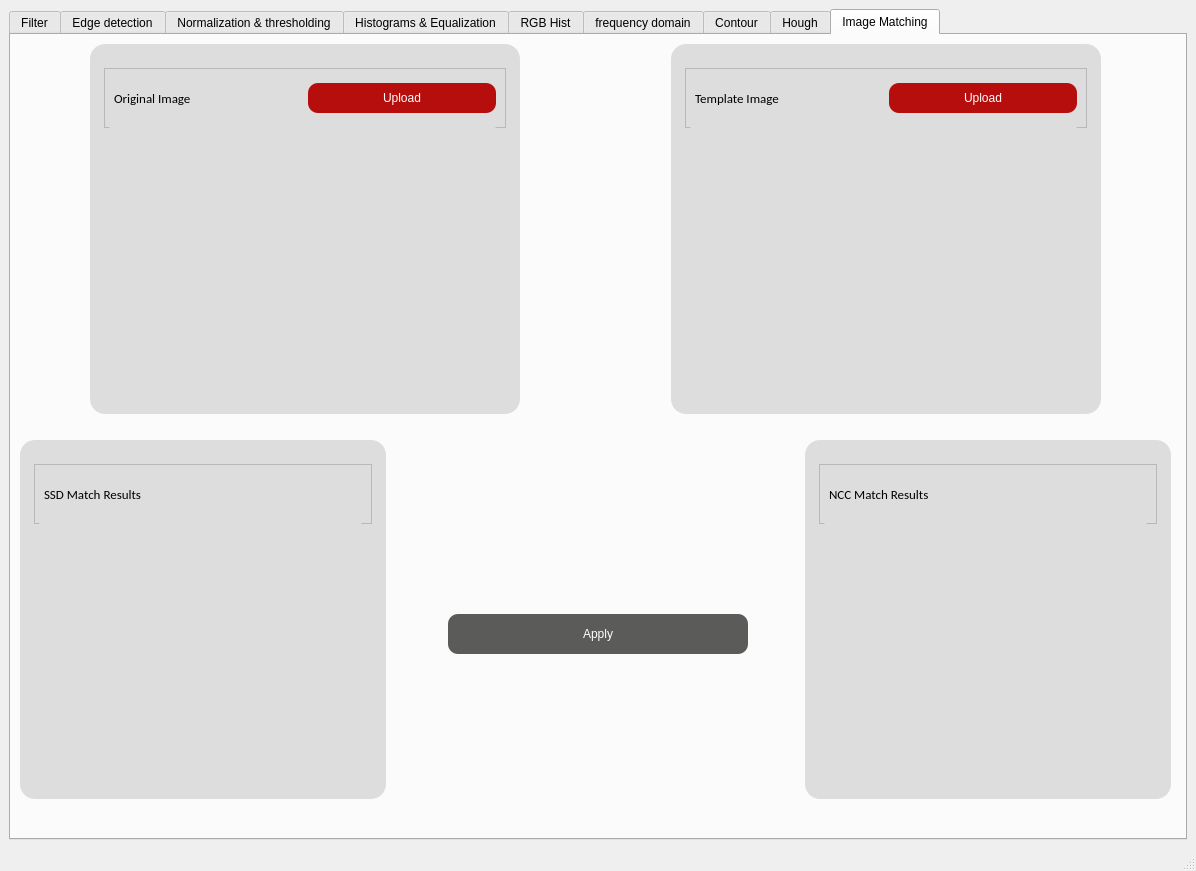
This is task1.ui in Mohamed-hazem-mahrous/computer_vision_toolkit as Qt 5 draws it before an edit. The edited form follows.
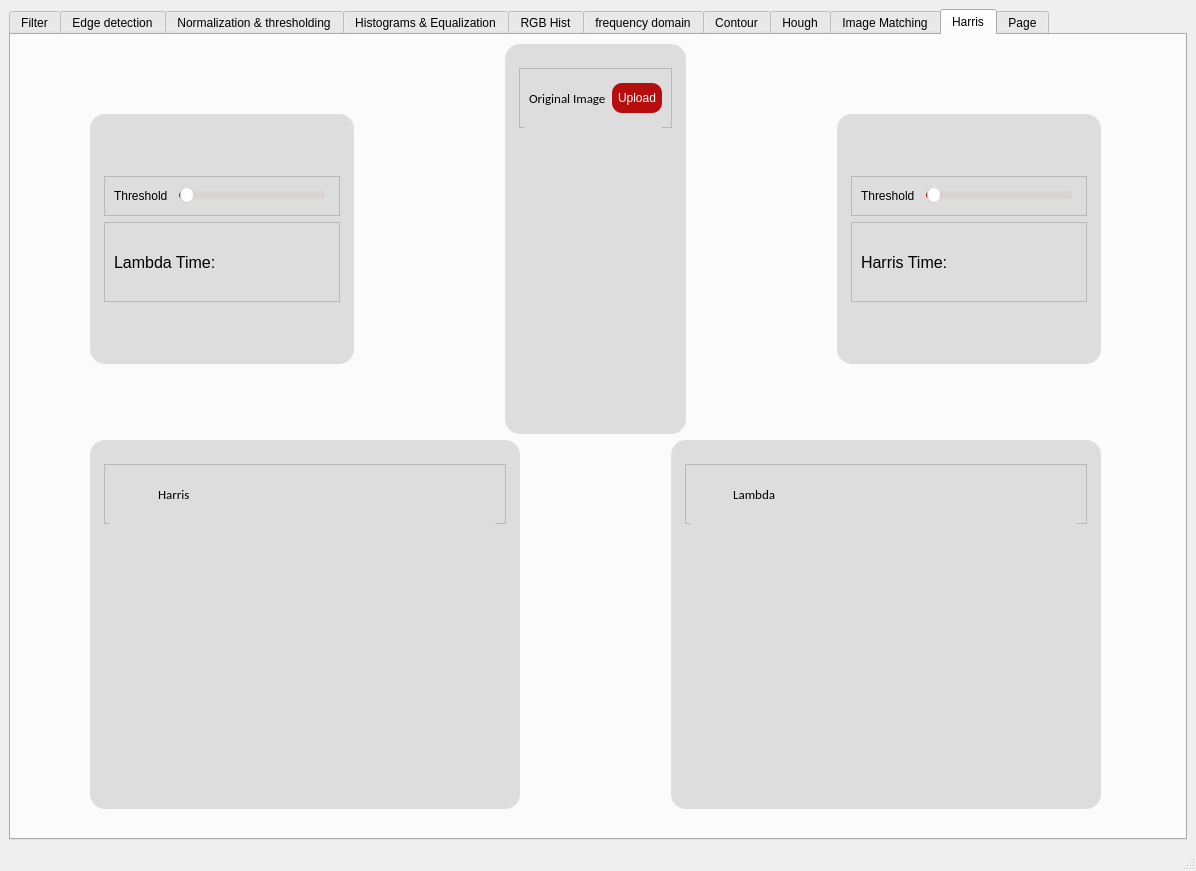
This is the edited form. Icons and pictures are not drawn. Custom widgets are drawn as their Qt base class.

The edit to the form file:
```diff
--- a/task1.ui
+++ b/task1.ui
@@ -24,7 +24,7 @@
        <string>&lt;html&gt;&lt;head/&gt;&lt;body&gt;&lt;p&gt;gg&lt;/p&gt;&lt;/body&gt;&lt;/html&gt;</string>
       </property>
       <property name="currentIndex">
-       <number>8</number>
+       <number>9</number>
       </property>
       <widget class="QWidget" name="tab">
        <attribute name="title">
@@ -5862,6 +5862,846 @@
         </item>
        </layout>
       </widget>
+      <widget class="QWidget" name="tab_10">
+       <attribute name="title">
+        <string>Harris</string>
+       </attribute>
+       <layout class="QGridLayout" name="gridLayout_15">
+        <item row="0" column="0">
+         <layout class="QHBoxLayout" name="horizontalLayout_6">
+          <item>
+           <layout class="QHBoxLayout" name="horizontalLayout_70">
+            <property name="leftMargin">
+             <number>70</number>
+            </property>
+            <property name="topMargin">
+             <number>70</number>
+            </property>
+            <property name="rightMargin">
+             <number>70</number>
+            </property>
+            <property name="bottomMargin">
+             <number>70</number>
+            </property>
+            <item>
+             <widget class="QGroupBox" name="groupBox_62">
+              <property name="styleSheet">
+               <string notr="true">QGroupBox {
+  width: 65vw;
+  height: 90vh;
+  background-color:#dddddd;
+  border-radius: 15px;
+  padding: 5px; /* Adjust padding as needed */
+  margin-right: 5px;
+}
+
+/* You may need to adjust the sub-controls styles based on your specific requirements */
+QGroupBox::title {
+  subcontrol-origin: margin;
+  subcontrol-position: top center;
+  padding: 0 3px;
+}
+
+QGroupBox::indicator {
+  width: 13px;
+  height: 13px;
+}
+
+
+</string>
+              </property>
+              <property name="title">
+               <string/>
+              </property>
+              <layout class="QGridLayout" name="gridLayout_139">
+               <item row="0" column="0">
+                <layout class="QGridLayout" name="gridLayout_152">
+                 <item row="0" column="0">
+                  <layout class="QGridLayout" name="gridLayout_153">
+                   <item row="1" column="0">
+                    <widget class="QFrame" name="frame_57">
+                     <property name="maximumSize">
+                      <size>
+                       <width>16777215</width>
+                       <height>80</height>
+                      </size>
+                     </property>
+                     <property name="frameShape">
+                      <enum>QFrame::StyledPanel</enum>
+                     </property>
+                     <property name="frameShadow">
+                      <enum>QFrame::Raised</enum>
+                     </property>
+                     <layout class="QGridLayout" name="gridLayout_154">
+                      <item row="0" column="0">
+                       <widget class="QLabel" name="SNR_label_20">
+                        <property name="maximumSize">
+                         <size>
+                          <width>16777215</width>
+                          <height>40</height>
+                         </size>
+                        </property>
+                        <property name="font">
+                         <font>
+                          <pointsize>12</pointsize>
+                         </font>
+                        </property>
+                        <property name="styleSheet">
+                         <string notr="true"/>
+                        </property>
+                        <property name="text">
+                         <string>Lambda Time:</string>
+                        </property>
+                        <property name="textFormat">
+                         <enum>Qt::AutoText</enum>
+                        </property>
+                       </widget>
+                      </item>
+                      <item row="0" column="1">
+                       <widget class="QLabel" name="lambda_time">
+                        <property name="font">
+                         <font>
+                          <pointsize>10</pointsize>
+                         </font>
+                        </property>
+                        <property name="text">
+                         <string/>
+                        </property>
+                       </widget>
+                      </item>
+                     </layout>
+                    </widget>
+                   </item>
+                   <item row="0" column="0">
+                    <widget class="QFrame" name="frame_59">
+                     <property name="maximumSize">
+                      <size>
+                       <width>16777215</width>
+                       <height>40</height>
+                      </size>
+                     </property>
+                     <property name="frameShape">
+                      <enum>QFrame::StyledPanel</enum>
+                     </property>
+                     <property name="frameShadow">
+                      <enum>QFrame::Raised</enum>
+                     </property>
+                     <layout class="QGridLayout" name="gridLayout_156">
+                      <item row="0" column="2">
+                       <layout class="QHBoxLayout" name="horizontalLayout_71">
+                        <property name="leftMargin">
+                         <number>5</number>
+                        </property>
+                        <property name="topMargin">
+                         <number>0</number>
+                        </property>
+                        <property name="rightMargin">
+                         <number>5</number>
+                        </property>
+                        <property name="bottomMargin">
+                         <number>0</number>
+                        </property>
+                        <item>
+                         <widget class="QSlider" name="Lambda_slider">
+                          <property name="styleSheet">
+                           <string notr="true">QSlider::groove {
+    border: 1px solid #bbbbbb;
+    background-color: #52595d;
+    border-radius: 4px;
+}
+QSlider::groove:horizontal {
+    height: 6px;
+}
+QSlider::groove:vertical {
+    width: 6px;
+}
+QSlider::handle:horizontal {
+    background: #ffffff;
+    border-style: solid;
+    border-width: 1px;
+    border-color: rgb(207,207,207);
+    width: 12px;
+    margin: -5px 0;
+    border-radius: 7px;
+}
+QSlider::handle:vertical {
+    background: #ffffff;
+    border-style: solid;
+    border-width: 1px;
+    border-color: rgb(207,207,207);
+    height: 12px;
+    margin: 0 -5px;
+    border-radius: 7px;
+}
+QSlider::add-page, QSlider::sub-page {
+    border: 1px transparent;
+    background-color: #52595d;
+    border-radius: 4px;
+}
+QSlider::add-page:horizontal {
+    background: qlineargradient(spread:pad, x1:0, y1:0, x2:0, y2:1, stop:0 #ddd5d5, stop:0.5 #dad3d3, stop:1 #ddd5d5);
+}
+QSlider::sub-page:horizontal {
+    background-color: qlineargradient(spread:pad, x1:0, y1:0, x2:1, y2:0, stop:0  rgb(182, 13, 13), stop:0.5  rgb(182, 13, 13), stop:1  rgb(182, 13, 13));
+}
+</string>
+                          </property>
+                          <property name="orientation">
+                           <enum>Qt::Horizontal</enum>
+                          </property>
+                         </widget>
+                        </item>
+                       </layout>
+                      </item>
+                      <item row="0" column="1">
+                       <widget class="QLabel" name="label_34">
+                        <property name="text">
+                         <string>Threshold</string>
+                        </property>
+                       </widget>
+                      </item>
+                     </layout>
+                    </widget>
+                   </item>
+                  </layout>
+                 </item>
+                </layout>
+               </item>
+              </layout>
+             </widget>
+            </item>
+           </layout>
+          </item>
+          <item>
+           <layout class="QHBoxLayout" name="horizontalLayout_48">
+            <property name="leftMargin">
+             <number>70</number>
+            </property>
+            <property name="rightMargin">
+             <number>70</number>
+            </property>
+            <item>
+             <widget class="QGroupBox" name="groupBox_48">
+              <property name="styleSheet">
+               <string notr="true">QGroupBox {
+  width: 65vw;
+  height: 90vh;
+  background-color:#dddddd;
+  border-radius: 15px;
+  padding: 5px; /* Adjust padding as needed */
+  margin-right: 5px;
+}
+
+/* You may need to adjust the sub-controls styles based on your specific requirements */
+QGroupBox::title {
+  subcontrol-origin: margin;
+  subcontrol-position: top center;
+  padding: 0 3px;
+}
+
+QGroupBox::indicator {
+  width: 13px;
+  height: 13px;
+}
+
+
+</string>
+              </property>
+              <property name="title">
+               <string/>
+              </property>
+              <layout class="QGridLayout" name="gridLayout_104">
+               <item row="0" column="0">
+                <layout class="QVBoxLayout" name="verticalLayout_24">
+                 <item>
+                  <widget class="QFrame" name="frame_38">
+                   <property name="minimumSize">
+                    <size>
+                     <width>0</width>
+                     <height>60</height>
+                    </size>
+                   </property>
+                   <property name="maximumSize">
+                    <size>
+                     <width>16777215</width>
+                     <height>40</height>
+                    </size>
+                   </property>
+                   <property name="frameShape">
+                    <enum>QFrame::StyledPanel</enum>
+                   </property>
+                   <property name="frameShadow">
+                    <enum>QFrame::Raised</enum>
+                   </property>
+                   <layout class="QGridLayout" name="gridLayout_105">
+                    <item row="0" column="0">
+                     <widget class="QLabel" name="label_26">
+                      <property name="minimumSize">
+                       <size>
+                        <width>0</width>
+                        <height>30</height>
+                       </size>
+                      </property>
+                      <property name="font">
+                       <font>
+                        <family>Calibri</family>
+                        <pointsize>10</pointsize>
+                       </font>
+                      </property>
+                      <property name="text">
+                       <string>Original Image</string>
+                      </property>
+                     </widget>
+                    </item>
+                    <item row="0" column="1">
+                     <layout class="QHBoxLayout" name="horizontalLayout_51">
+                      <property name="leftMargin">
+                       <number>0</number>
+                      </property>
+                      <property name="topMargin">
+                       <number>0</number>
+                      </property>
+                      <property name="rightMargin">
+                       <number>0</number>
+                      </property>
+                      <property name="bottomMargin">
+                       <number>0</number>
+                      </property>
+                      <item>
+                       <widget class="QPushButton" name="upload_btn">
+                        <property name="minimumSize">
+                         <size>
+                          <width>0</width>
+                          <height>30</height>
+                         </size>
+                        </property>
+                        <property name="styleSheet">
+                         <string notr="true">QPushButton {
+    width: 50%;
+    background-color: rgb(182, 13, 13); /* Replace with the corresponding color value for --dark-grey in your application */
+    color: white;
+    border-radius: 10px;
+    text-align: center;
+
+}
+
+QPushButton:hover {
+    background-color: white;
+color:red /* Replace with the corresponding color value for --darkest-color in your application */
+}
+</string>
+                        </property>
+                        <property name="text">
+                         <string>Upload</string>
+                        </property>
+                       </widget>
+                      </item>
+                     </layout>
+                    </item>
+                   </layout>
+                  </widget>
+                 </item>
+                 <item>
+                  <layout class="QHBoxLayout" name="horizontalLayout_52">
+                   <item>
+                    <widget class="QGroupBox" name="groupBox_49">
+                     <property name="styleSheet">
+                      <string notr="true">QGroupBox {
+    border: none; /* or border: 0; */
+}
+
+QGroupBox::title {
+    subcontrol-origin: margin;
+    subcontrol-position: top left;
+    padding: 0 5px; /* Optional padding for the title */
+}
+
+</string>
+                     </property>
+                     <property name="title">
+                      <string/>
+                     </property>
+                     <layout class="QGridLayout" name="gridLayout_108">
+                      <item row="0" column="0">
+                       <widget class="PlotWidget" name="Original_image" native="true"/>
+                      </item>
+                     </layout>
+                    </widget>
+                   </item>
+                  </layout>
+                 </item>
+                </layout>
+               </item>
+              </layout>
+             </widget>
+            </item>
+           </layout>
+          </item>
+          <item>
+           <layout class="QHBoxLayout" name="horizontalLayout_68">
+            <property name="leftMargin">
+             <number>70</number>
+            </property>
+            <property name="topMargin">
+             <number>70</number>
+            </property>
+            <property name="rightMargin">
+             <number>70</number>
+            </property>
+            <property name="bottomMargin">
+             <number>70</number>
+            </property>
+            <item>
+             <widget class="QGroupBox" name="groupBox_61">
+              <property name="styleSheet">
+               <string notr="true">QGroupBox {
+  width: 65vw;
+  height: 90vh;
+  background-color:#dddddd;
+  border-radius: 15px;
+  padding: 5px; /* Adjust padding as needed */
+  margin-right: 5px;
+}
+
+/* You may need to adjust the sub-controls styles based on your specific requirements */
+QGroupBox::title {
+  subcontrol-origin: margin;
+  subcontrol-position: top center;
+  padding: 0 3px;
+}
+
+QGroupBox::indicator {
+  width: 13px;
+  height: 13px;
+}
+
+
+</string>
+              </property>
+              <property name="title">
+               <string/>
+              </property>
+              <layout class="QGridLayout" name="gridLayout_138">
+               <item row="0" column="0">
+                <layout class="QGridLayout" name="gridLayout_147">
+                 <item row="0" column="0">
+                  <layout class="QGridLayout" name="gridLayout_148">
+                   <item row="1" column="0">
+                    <widget class="QFrame" name="frame_55">
+                     <property name="maximumSize">
+                      <size>
+                       <width>16777215</width>
+                       <height>80</height>
+                      </size>
+                     </property>
+                     <property name="frameShape">
+                      <enum>QFrame::StyledPanel</enum>
+                     </property>
+                     <property name="frameShadow">
+                      <enum>QFrame::Raised</enum>
+                     </property>
+                     <layout class="QGridLayout" name="gridLayout_150">
+                      <item row="0" column="1">
+                       <widget class="QLabel" name="Harris_time">
+                        <property name="maximumSize">
+                         <size>
+                          <width>16777215</width>
+                          <height>40</height>
+                         </size>
+                        </property>
+                        <property name="font">
+                         <font>
+                          <pointsize>10</pointsize>
+                         </font>
+                        </property>
+                        <property name="text">
+                         <string/>
+                        </property>
+                       </widget>
+                      </item>
+                      <item row="0" column="0">
+                       <widget class="QLabel" name="SNR_label_19">
+                        <property name="maximumSize">
+                         <size>
+                          <width>16777215</width>
+                          <height>40</height>
+                         </size>
+                        </property>
+                        <property name="font">
+                         <font>
+                          <pointsize>12</pointsize>
+                         </font>
+                        </property>
+                        <property name="styleSheet">
+                         <string notr="true"/>
+                        </property>
+                        <property name="text">
+                         <string>Harris Time:</string>
+                        </property>
+                        <property name="textFormat">
+                         <enum>Qt::AutoText</enum>
+                        </property>
+                       </widget>
+                      </item>
+                     </layout>
+                    </widget>
+                   </item>
+                   <item row="0" column="0">
+                    <widget class="QFrame" name="frame_56">
+                     <property name="maximumSize">
+                      <size>
+                       <width>16777215</width>
+                       <height>40</height>
+                      </size>
+                     </property>
+                     <property name="frameShape">
+                      <enum>QFrame::StyledPanel</enum>
+                     </property>
+                     <property name="frameShadow">
+                      <enum>QFrame::Raised</enum>
+                     </property>
+                     <layout class="QGridLayout" name="gridLayout_151">
+                      <item row="0" column="2">
+                       <layout class="QHBoxLayout" name="horizontalLayout_69">
+                        <property name="leftMargin">
+                         <number>5</number>
+                        </property>
+                        <property name="topMargin">
+                         <number>0</number>
+                        </property>
+                        <property name="rightMargin">
+                         <number>5</number>
+                        </property>
+                        <property name="bottomMargin">
+                         <number>0</number>
+                        </property>
+                        <item>
+                         <widget class="QSlider" name="harris_slider">
+                          <property name="styleSheet">
+                           <string notr="true">QSlider::groove {
+    border: 1px solid #bbbbbb;
+    background-color: #52595d;
+    border-radius: 4px;
+}
+QSlider::groove:horizontal {
+    height: 6px;
+}
+QSlider::groove:vertical {
+    width: 6px;
+}
+QSlider::handle:horizontal {
+    background: #ffffff;
+    border-style: solid;
+    border-width: 1px;
+    border-color: rgb(207,207,207);
+    width: 12px;
+    margin: -5px 0;
+    border-radius: 7px;
+}
+QSlider::handle:vertical {
+    background: #ffffff;
+    border-style: solid;
+    border-width: 1px;
+    border-color: rgb(207,207,207);
+    height: 12px;
+    margin: 0 -5px;
+    border-radius: 7px;
+}
+QSlider::add-page, QSlider::sub-page {
+    border: 1px transparent;
+    background-color: #52595d;
+    border-radius: 4px;
+}
+QSlider::add-page:horizontal {
+    background: qlineargradient(spread:pad, x1:0, y1:0, x2:0, y2:1, stop:0 #ddd5d5, stop:0.5 #dad3d3, stop:1 #ddd5d5);
+}
+QSlider::sub-page:horizontal {
+    background-color: qlineargradient(spread:pad, x1:0, y1:0, x2:1, y2:0, stop:0  rgb(182, 13, 13), stop:0.5  rgb(182, 13, 13), stop:1  rgb(182, 13, 13));
+}
+</string>
+                          </property>
+                          <property name="orientation">
+                           <enum>Qt::Horizontal</enum>
+                          </property>
+                         </widget>
+                        </item>
+                       </layout>
+                      </item>
+                      <item row="0" column="1">
+                       <widget class="QLabel" name="label_33">
+                        <property name="text">
+                         <string>Threshold</string>
+                        </property>
+                       </widget>
+                      </item>
+                     </layout>
+                    </widget>
+                   </item>
+                  </layout>
+                 </item>
+                </layout>
+               </item>
+              </layout>
+             </widget>
+            </item>
+           </layout>
+          </item>
+         </layout>
+        </item>
+        <item row="1" column="0">
+         <layout class="QHBoxLayout" name="horizontalLayout_53">
+          <property name="bottomMargin">
+           <number>20</number>
+          </property>
+          <item>
+           <layout class="QHBoxLayout" name="horizontalLayout_54">
+            <property name="leftMargin">
+             <number>70</number>
+            </property>
+            <property name="rightMargin">
+             <number>70</number>
+            </property>
+            <item>
+             <widget class="QGroupBox" name="groupBox_52">
+              <property name="styleSheet">
+               <string notr="true">QGroupBox {
+  width: 65vw;
+  height: 90vh;
+  background-color:#dddddd;
+  border-radius: 15px;
+  padding: 5px; /* Adjust padding as needed */
+  margin-right: 5px;
+}
+
+/* You may need to adjust the sub-controls styles based on your specific requirements */
+QGroupBox::title {
+  subcontrol-origin: margin;
+  subcontrol-position: top center;
+  padding: 0 3px;
+}
+
+QGroupBox::indicator {
+  width: 13px;
+  height: 13px;
+}
+
+
+</string>
+              </property>
+              <property name="title">
+               <string/>
+              </property>
+              <layout class="QGridLayout" name="gridLayout_110">
+               <item row="0" column="0">
+                <layout class="QVBoxLayout" name="verticalLayout_39">
+                 <item>
+                  <widget class="QFrame" name="frame_39">
+                   <property name="minimumSize">
+                    <size>
+                     <width>0</width>
+                     <height>60</height>
+                    </size>
+                   </property>
+                   <property name="maximumSize">
+                    <size>
+                     <width>16777215</width>
+                     <height>40</height>
+                    </size>
+                   </property>
+                   <property name="frameShape">
+                    <enum>QFrame::StyledPanel</enum>
+                   </property>
+                   <property name="frameShadow">
+                    <enum>QFrame::Raised</enum>
+                   </property>
+                   <layout class="QGridLayout" name="gridLayout_125">
+                    <item row="0" column="0">
+                     <widget class="QLabel" name="label_30">
+                      <property name="minimumSize">
+                       <size>
+                        <width>0</width>
+                        <height>30</height>
+                       </size>
+                      </property>
+                      <property name="font">
+                       <font>
+                        <family>Calibri</family>
+                        <pointsize>10</pointsize>
+                       </font>
+                      </property>
+                      <property name="text">
+                       <string>               Harris</string>
+                      </property>
+                     </widget>
+                    </item>
+                   </layout>
+                  </widget>
+                 </item>
+                 <item>
+                  <layout class="QHBoxLayout" name="horizontalLayout_58">
+                   <item>
+                    <widget class="QGroupBox" name="groupBox_53">
+                     <property name="styleSheet">
+                      <string notr="true">QGroupBox {
+    border: none; /* or border: 0; */
+}
+
+QGroupBox::title {
+    subcontrol-origin: margin;
+    subcontrol-position: top left;
+    padding: 0 5px; /* Optional padding for the title */
+}
+
+</string>
+                     </property>
+                     <property name="title">
+                      <string/>
+                     </property>
+                     <layout class="QGridLayout" name="gridLayout_126">
+                      <item row="0" column="0">
+                       <widget class="PlotWidget" name="Harris_image" native="true"/>
+                      </item>
+                     </layout>
+                    </widget>
+                   </item>
+                  </layout>
+                 </item>
+                </layout>
+               </item>
+              </layout>
+             </widget>
+            </item>
+           </layout>
+          </item>
+          <item>
+           <layout class="QHBoxLayout" name="horizontalLayout_59">
+            <property name="leftMargin">
+             <number>70</number>
+            </property>
+            <property name="rightMargin">
+             <number>70</number>
+            </property>
+            <item>
+             <widget class="QGroupBox" name="groupBox_54">
+              <property name="styleSheet">
+               <string notr="true">QGroupBox {
+  width: 65vw;
+  height: 90vh;
+  background-color:#dddddd;
+  border-radius: 15px;
+  padding: 5px; /* Adjust padding as needed */
+  margin-right: 5px;
+}
+
+/* You may need to adjust the sub-controls styles based on your specific requirements */
+QGroupBox::title {
+  subcontrol-origin: margin;
+  subcontrol-position: top center;
+  padding: 0 3px;
+}
+
+QGroupBox::indicator {
+  width: 13px;
+  height: 13px;
+}
+
+
+</string>
+              </property>
+              <property name="title">
+               <string/>
+              </property>
+              <layout class="QGridLayout" name="gridLayout_127">
+               <item row="0" column="0">
+                <layout class="QVBoxLayout" name="verticalLayout_41">
+                 <item>
+                  <widget class="QFrame" name="frame_42">
+                   <property name="minimumSize">
+                    <size>
+                     <width>0</width>
+                     <height>60</height>
+                    </size>
+                   </property>
+                   <property name="maximumSize">
+                    <size>
+                     <width>16777215</width>
+                     <height>40</height>
+                    </size>
+                   </property>
+                   <property name="frameShape">
+                    <enum>QFrame::StyledPanel</enum>
+                   </property>
+                   <property name="frameShadow">
+                    <enum>QFrame::Raised</enum>
+                   </property>
+                   <layout class="QGridLayout" name="gridLayout_128">
+                    <item row="0" column="0">
+                     <widget class="QLabel" name="label_31">
+                      <property name="minimumSize">
+                       <size>
+                        <width>0</width>
+                        <height>30</height>
+                       </size>
+                      </property>
+                      <property name="font">
+                       <font>
+                        <family>Calibri</family>
+                        <pointsize>10</pointsize>
+                       </font>
+                      </property>
+                      <property name="text">
+                       <string>             Lambda</string>
+                      </property>
+                     </widget>
+                    </item>
+                   </layout>
+                  </widget>
+                 </item>
+                 <item>
+                  <layout class="QHBoxLayout" name="horizontalLayout_61">
+                   <item>
+                    <widget class="QGroupBox" name="groupBox_55">
+                     <property name="styleSheet">
+                      <string notr="true">QGroupBox {
+    border: none; /* or border: 0; */
+}
+
+QGroupBox::title {
+    subcontrol-origin: margin;
+    subcontrol-position: top left;
+    padding: 0 5px; /* Optional padding for the title */
+}
+
+</string>
+                     </property>
+                     <property name="title">
+                      <string/>
+                     </property>
+                     <layout class="QGridLayout" name="gridLayout_129">
+                      <item row="0" column="0">
+                       <widget class="PlotWidget" name="Lambda_image" native="true"/>
+                      </item>
+                     </layout>
+                    </widget>
+                   </item>
+                  </layout>
+                 </item>
+                </layout>
+               </item>
+              </layout>
+             </widget>
+            </item>
+           </layout>
+          </item>
+         </layout>
+        </item>
+       </layout>
+      </widget>
+      <widget class="QWidget" name="tab_11">
+       <attribute name="title">
+        <string>Page</string>
+       </attribute>
+      </widget>
      </widget>
     </item>
    </layout>
```
